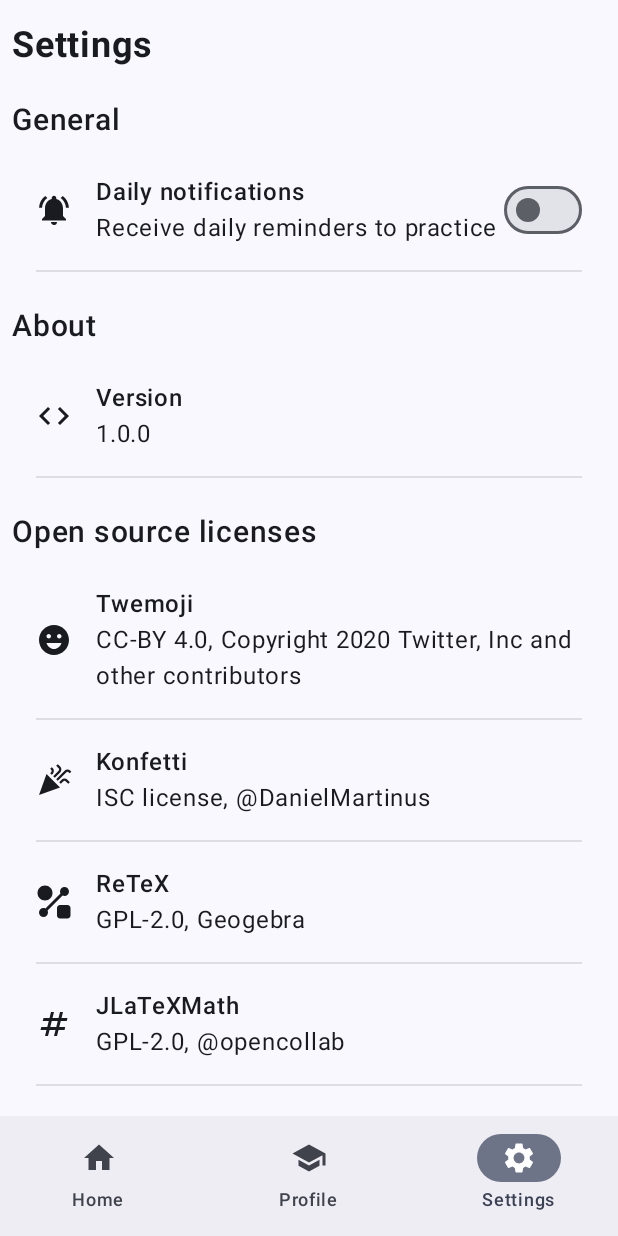
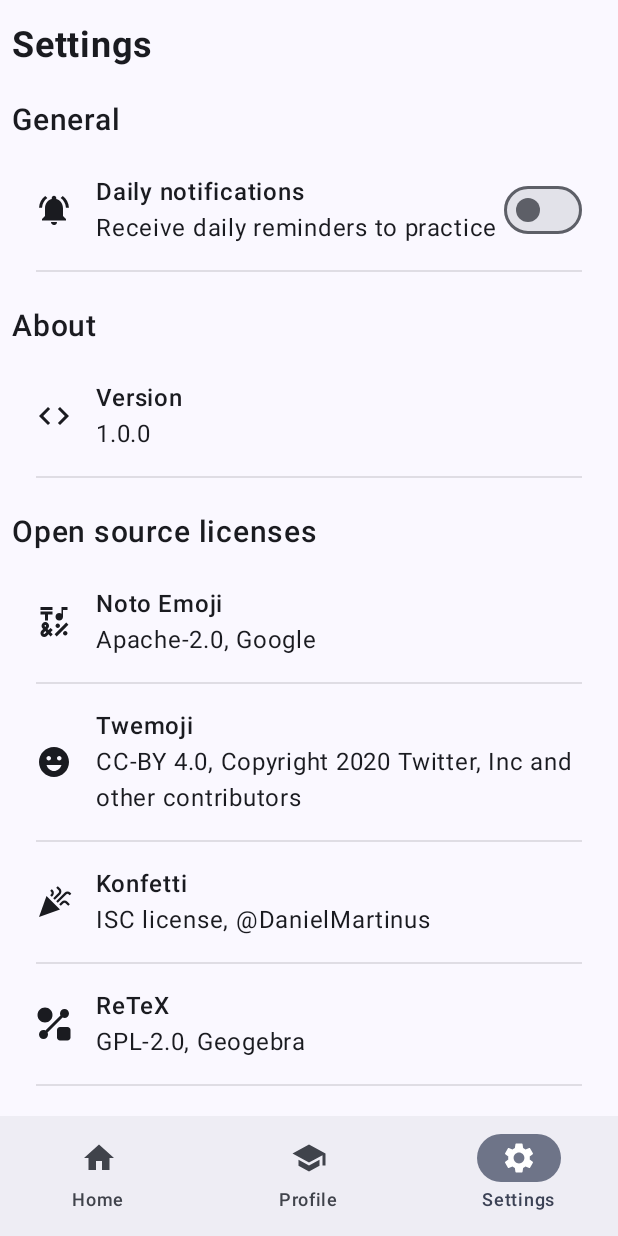
Before and after one commit to JoelHorrocks/RandomMath, an Android app built with Jetpack Compose: the screen it shows after launch (MainActivity), item 3 of the bottom bar chosen, on a phone screen of 412 x 824 dp. Run offline under Robolectric (Android 15) with nearby library versions, the phone set to English and light mode, and no system bars; our stand-ins replace Room's generated code; 4 statements that could not run were skipped.

```diff
--- a/app/src/main/java/app/linkbac/fmd/http/QuestionApi.kt
+++ b/app/src/main/java/app/linkbac/fmd/http/QuestionApi.kt
@@ -7,12 +7,12 @@ import io.ktor.client.request.*
 class QuestionApi(private val client: HttpClient) {
 
     suspend fun getQuestions(seenQuestionIds: List<Int>): List<QuestionEntity> {
-        val baseUrl = "https://storeimg.com/fmdaily/api.php"
+        val baseUrl = "https://storeimg.com/fmdaily/api-app.php"
         val url = if (seenQuestionIds.isEmpty()) {
             baseUrl
         } else {
             "$baseUrl?seenQuestionIDs=${seenQuestionIds.joinToString(",")}"
         }
-        return client.get("https://storeimg.com/fmdaily/api.php").body()
+        return client.get(url).body()
     }
 }
--- a/app/src/main/java/app/linkbac/fmd/screen/Home.kt
+++ b/app/src/main/java/app/linkbac/fmd/screen/Home.kt
@@ -19,6 +19,7 @@ import androidx.compose.foundation.layout.fillMaxSize
 import androidx.compose.foundation.layout.fillMaxWidth
 import androidx.compose.foundation.layout.height
 import androidx.compose.foundation.layout.padding
+import androidx.compose.foundation.layout.size
 import androidx.compose.foundation.layout.width
 import androidx.compose.foundation.lazy.LazyColumn
 import androidx.compose.foundation.lazy.items
@@ -51,6 +52,7 @@ import androidx.compose.ui.graphics.toArgb
 import androidx.compose.ui.input.pointer.pointerInput
 import androidx.compose.ui.platform.LocalContext
 import androidx.compose.ui.platform.LocalDensity
+import androidx.compose.ui.res.painterResource
 import androidx.compose.ui.text.AnnotatedString
 import androidx.compose.ui.text.font.FontWeight
 import androidx.compose.ui.text.style.TextAlign
@@ -60,6 +62,7 @@ import androidx.compose.ui.viewinterop.AndroidView
 import androidx.lifecycle.viewmodel.compose.viewModel
 import androidx.navigation.NavController
 import androidx.webkit.WebViewAssetLoader
+import app.linkbac.fmd.R
 import app.linkbac.fmd.Screen
 import app.linkbac.fmd.utils.latexToAnnotatedString
 import app.linkbac.fmd.vm.HomeViewModel
@@ -114,11 +117,15 @@ fun Home(navController: NavController, homeViewModel: HomeViewModel = viewModel(
                             }
                         )
                         Spacer(modifier = Modifier.weight(1f))
-                        Text(text = "\uD83D\uDD25", modifier = Modifier
-                            .drawBehind {
-                                drawCircle(Color(0xFFFFD978), radius = (size.minDimension / 2F))
-                            }
-                            .padding(2.dp)
+                        Icon(painter = painterResource(id = R.drawable.ic_fire_24),
+                            contentDescription = null,
+                            modifier = Modifier
+                                .size(26.dp)
+                                .drawBehind {
+                                    drawCircle(Color(0xFFFFD978), radius = (size.minDimension / 2F))
+                                }
+                                .padding(2.dp),
+                            tint = Color.Unspecified
                         )
                         Spacer(modifier = Modifier.width(8.dp))
                         Text(text = "215", fontSize = 18.sp)
--- a/app/src/main/java/app/linkbac/fmd/screen/Settings.kt
+++ b/app/src/main/java/app/linkbac/fmd/screen/Settings.kt
@@ -19,6 +19,7 @@ import androidx.compose.material.icons.filled.Celebration
 import androidx.compose.material.icons.filled.Code
 import androidx.compose.material.icons.filled.ConnectWithoutContact
 import androidx.compose.material.icons.filled.EmojiEmotions
+import androidx.compose.material.icons.filled.EmojiSymbols
 import androidx.compose.material.icons.filled.Hardware
 import androidx.compose.material.icons.filled.HourglassTop
 import androidx.compose.material.icons.filled.NotificationsActive
@@ -101,6 +102,12 @@ fun Settings(settingsViewModel: SettingsViewModel = viewModel()) {
                 fontWeight = FontWeight.Medium
             )
         }
+        SettingsItem(
+            name = "Noto Emoji",
+            desc = "Apache-2.0, Google",
+            icon = Icons.Filled.EmojiSymbols,
+            iconDesc = "desc"
+        )
         SettingsItem(
             name = "Twemoji",
             desc = "CC-BY 4.0, Copyright 2020 Twitter, Inc and other contributors",
--- /dev/null
+++ b/app/src/main/res/drawable/ic_fire_24.xml
@@ -0,0 +1,30 @@
+<vector android:height="24dp" android:viewportHeight="128"
+    android:viewportWidth="128" android:width="24dp"
+    xmlns:aapt="http://schemas.android.com/aapt" xmlns:android="http://schemas.android.com/apk/res/android">
+    <path android:pathData="M35.56,40.73c-0.57,6.08 -0.97,16.84 2.62,21.42c0,0 -1.69,-11.82 13.46,-26.65c6.1,-5.97 7.51,-14.09 5.38,-20.18c-1.21,-3.45 -3.42,-6.3 -5.34,-8.29C50.56,5.86 51.42,3.93 53.05,4c9.86,0.44 25.84,3.18 32.63,20.22c2.98,7.48 3.2,15.21 1.78,23.07c-0.9,5.02 -4.1,16.18 3.2,17.55c5.21,0.98 7.73,-3.16 8.86,-6.14c0.47,-1.24 2.1,-1.55 2.98,-0.56c8.8,10.01 9.55,21.8 7.73,31.95c-3.52,19.62 -23.39,33.9 -43.13,33.9c-24.66,0 -44.29,-14.11 -49.38,-39.65c-2.05,-10.31 -1.01,-30.71 14.89,-45.11C33.79,38.15 35.72,39.11 35.56,40.73z">
+        <aapt:attr name="android:fillColor">
+            <gradient android:centerX="62.22" android:centerY="124.3"
+                android:gradientRadius="70.59" android:type="radial">
+                <item android:color="#FFFF9800" android:offset="0.31"/>
+                <item android:color="#FFFF6D00" android:offset="0.66"/>
+                <item android:color="#FFF44336" android:offset="0.97"/>
+            </gradient>
+        </aapt:attr>
+    </path>
+    <path android:pathData="M76.11,77.42c-9.09,-11.7 -5.02,-25.05 -2.79,-30.37c0.3,-0.7 -0.5,-1.36 -1.13,-0.93c-3.91,2.66 -11.92,8.92 -15.65,17.73c-5.05,11.91 -4.69,17.74 -1.7,24.86c1.8,4.29 -0.29,5.2 -1.34,5.36c-1.02,0.16 -1.96,-0.52 -2.71,-1.23c-2.15,-2.05 -3.7,-4.72 -4.44,-7.6c-0.16,-0.62 -0.97,-0.79 -1.34,-0.28c-2.8,3.87 -4.25,10.08 -4.32,14.47C40.47,113 51.68,124 65.24,124c17.09,0 29.54,-18.9 19.72,-34.7C82.11,84.7 79.43,81.69 76.11,77.42z">
+        <aapt:attr name="android:fillColor">
+            <gradient android:centerX="66.18" android:centerY="54.06"
+                android:gradientRadius="73.86" android:type="radial">
+                <item android:color="#FFFFF176" android:offset="0.21"/>
+                <item android:color="#FFFFF27D" android:offset="0.33"/>
+                <item android:color="#FFFFF48F" android:offset="0.49"/>
+                <item android:color="#FFFFF7AD" android:offset="0.67"/>
+                <item android:color="#FFFFF9C4" android:offset="0.79"/>
+                <item android:color="#CDFFF8BD" android:offset="0.82"/>
+                <item android:color="#86FFF6AB" android:offset="0.86"/>
+                <item android:color="#35FFF38D" android:offset="0.91"/>
+                <item android:color="#00FFF176" android:offset="0.94"/>
+            </gradient>
+        </aapt:attr>
+    </path>
+</vector>
```
Also changed, not shown: app/src/main/java/app/linkbac/fmd/component/GridItems.kt (added, +54 -0 lines), app/src/main/java/app/linkbac/fmd/screen/Profile.kt (+183 -130 lines), app/src/main/java/app/linkbac/fmd/screen/Scratchpad.kt (+1 -9 lines), app/src/main/java/app/linkbac/fmd/utils/IconUtils.kt (added, +19 -0 lines), app/src/main/res/drawable/ic_eraser_24.xml (renamed from app/src/main/res/drawable/eraser.xml).
